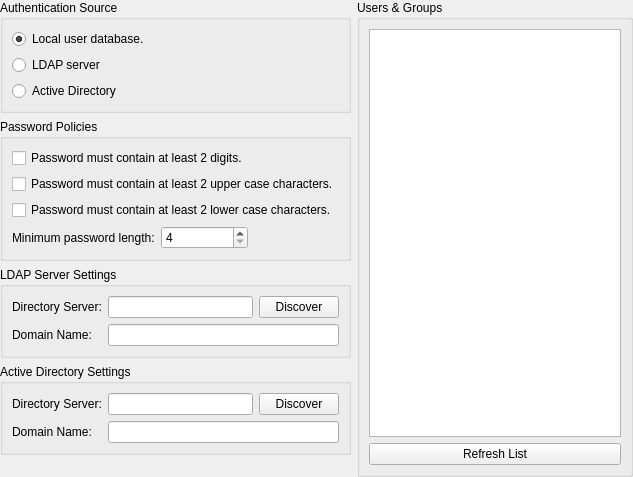
First picture: the form in branches/ahenk/2.0/lider-newgui/lider/screens/node/authentication/authentication.ui, repository pars-linux/uludag, before the edit.
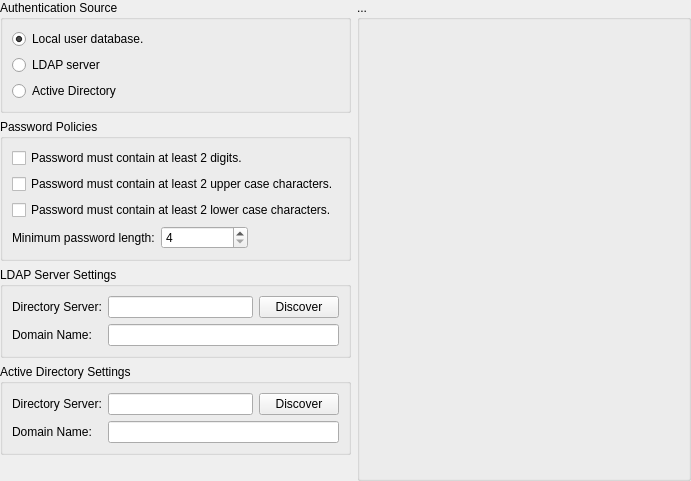
Second picture: the form after the edit. Icons and pictures are not drawn.

```diff
--- a/branches/ahenk/2.0/lider-newgui/lider/screens/node/authentication/authentication.ui
+++ b/branches/ahenk/2.0/lider-newgui/lider/screens/node/authentication/authentication.ui
@@ -6,8 +6,8 @@
    <rect>
     <x>0</x>
     <y>0</y>
-    <width>633</width>
-    <height>477</height>
+    <width>691</width>
+    <height>481</height>
    </rect>
   </property>
   <property name="windowTitle">
@@ -53,18 +53,21 @@
    <item row="0" column="1" rowspan="5">
     <widget class="QGroupBox" name="groupBox">
      <property name="title">
-      <string>Users &amp;&amp; Groups</string>
+      <string>...</string>
      </property>
      <layout class="QGridLayout" name="gridLayout_8">
       <item row="0" column="0">
-       <widget class="QListWidget" name="listWidget"/>
-      </item>
-      <item row="1" column="0">
-       <widget class="QPushButton" name="pushButton">
-        <property name="text">
-         <string>Refresh List</string>
+       <spacer name="horizontalSpacer_2">
+        <property name="orientation">
+         <enum>Qt::Horizontal</enum>
         </property>
-       </widget>
+        <property name="sizeHint" stdset="0">
+         <size>
+          <width>40</width>
+          <height>20</height>
+         </size>
+        </property>
+       </spacer>
       </item>
      </layout>
     </widget>
```
